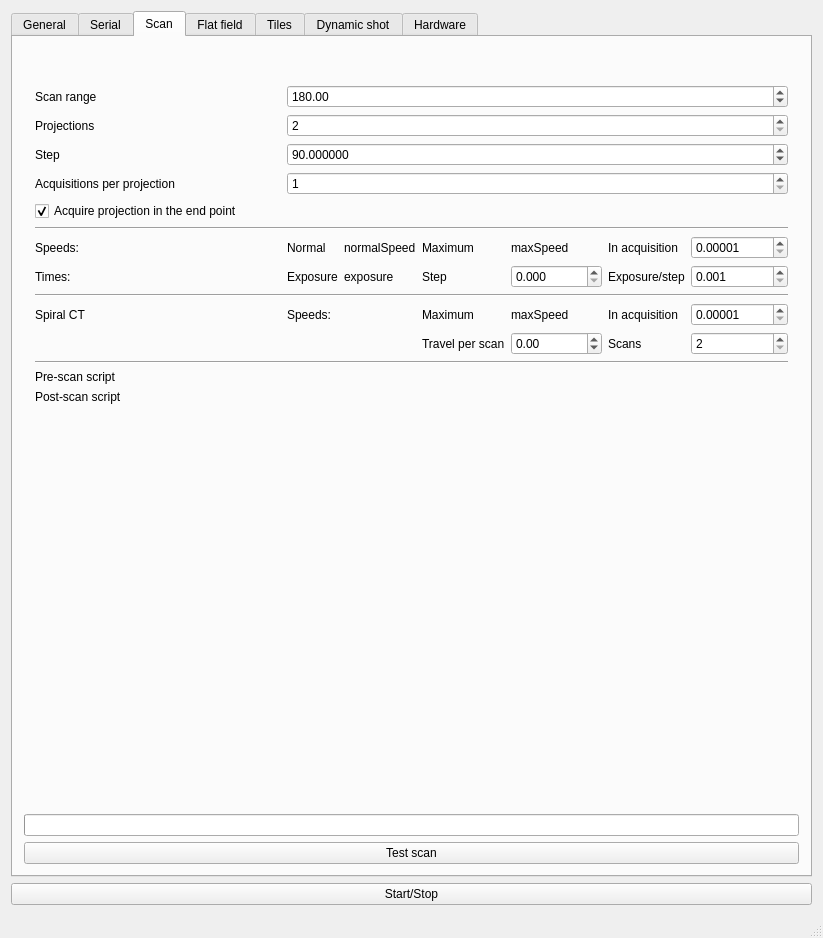
Qt form ctgui_mainwindow.ui (AustralianSynchrotron/ctgui) before a commit.
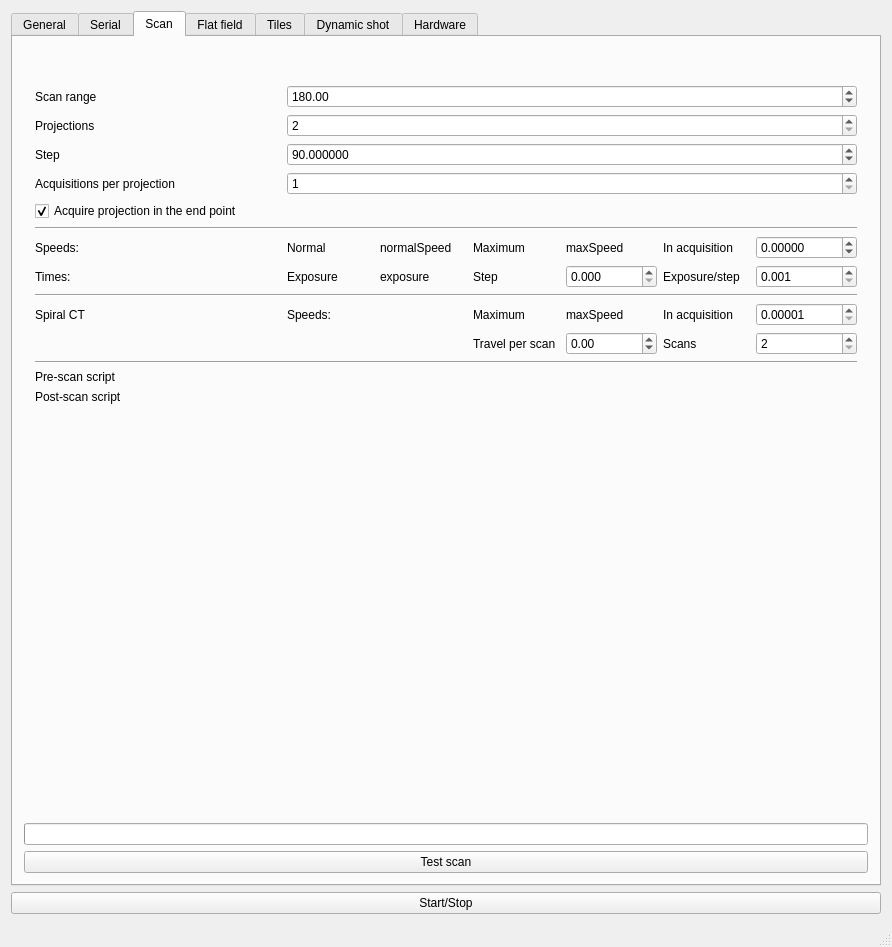
The same form after that commit. The open tabs and pages were chosen to show the change. Icons and pictures are not drawn. Custom widgets are drawn as their Qt base class.

Diff of the .ui file:
```diff
--- a/ctgui_mainwindow.ui
+++ b/ctgui_mainwindow.ui
@@ -5,6 +5,14 @@
   <property name="enabled">
    <bool>true</bool>
   </property>
+  <property name="geometry">
+   <rect>
+    <x>0</x>
+    <y>0</y>
+    <width>892</width>
+    <height>947</height>
+   </rect>
+  </property>
   <property name="windowTitle">
    <string>CTgui</string>
   </property>
@@ -904,7 +912,7 @@
               <number>5</number>
              </property>
              <property name="minimum">
-              <double>0.000010000000000</double>
+              <double>-18000.000000000000000</double>
              </property>
              <property name="maximum">
               <double>18000.000000000000000</double>
```
Left out of the diff: 4 changed lines with no effect on the pictures.
